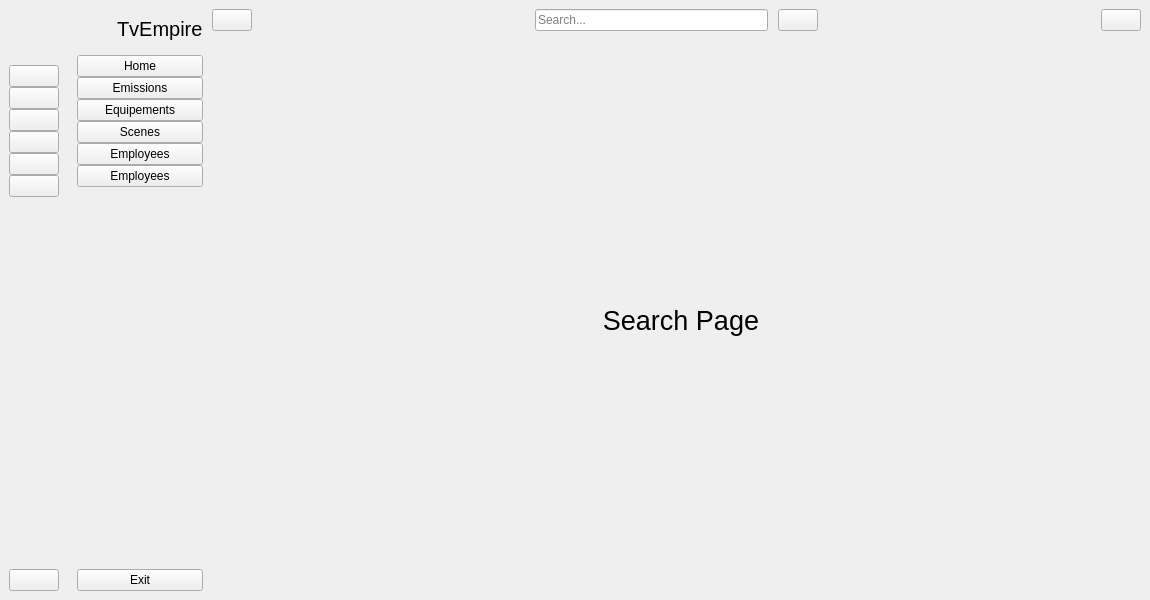
Qt form mainwindow.ui (HyperDarkmoon/TVEmpire) before a commit.
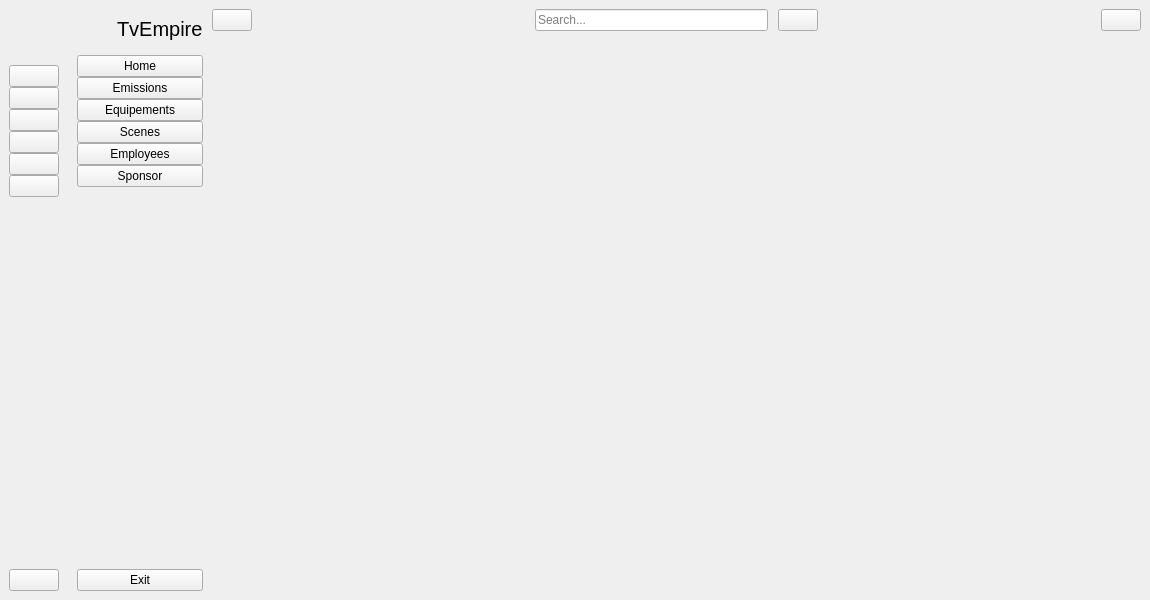
The same form after that commit. The open tabs and pages were chosen to show the change. Icons and pictures are not drawn. Custom widgets are drawn as their Qt base class.

The edit to the form file:
```diff
--- a/mainwindow.ui
+++ b/mainwindow.ui
@@ -421,7 +421,7 @@
          <item>
           <widget class="QPushButton" name="customers_btn_4">
            <property name="text">
-            <string>Employees</string>
+            <string>Sponsor</string>
            </property>
            <property name="icon">
             <iconset resource="resource.qrc">
@@ -677,24 +677,8 @@
           </property>
           <layout class="QGridLayout" name="gridLayout_6"/>
          </widget>
-         <widget class="QWidget" name="page_6">
-          <layout class="QGridLayout" name="gridLayout_7">
-           <item row="0" column="0">
-            <widget class="QLabel" name="label_9">
-             <property name="font">
-              <font>
-               <pointsize>20</pointsize>
-              </font>
-             </property>
-             <property name="text">
-              <string>Search Page</string>
-             </property>
-             <property name="alignment">
-              <set>Qt::AlignCenter</set>
-             </property>
-            </widget>
-           </item>
-          </layout>
+         <widget class="Sponsor" name="page_6">
+          <layout class="QGridLayout" name="gridLayout_7"/>
          </widget>
          <widget class="QWidget" name="page_7">
           <layout class="QGridLayout" name="gridLayout_8">
@@ -736,6 +720,12 @@
    <header>employee.h</header>
    <container>1</container>
   </customwidget>
+  <customwidget>
+   <class>Sponsor</class>
+   <extends>QWidget</extends>
+   <header>sponsor.h</header>
+   <container>1</container>
+  </customwidget>
  </customwidgets>
  <resources>
   <include location="resource.qrc"/>
```
Left out of the diff: 2 changed lines with no effect on the pictures.
